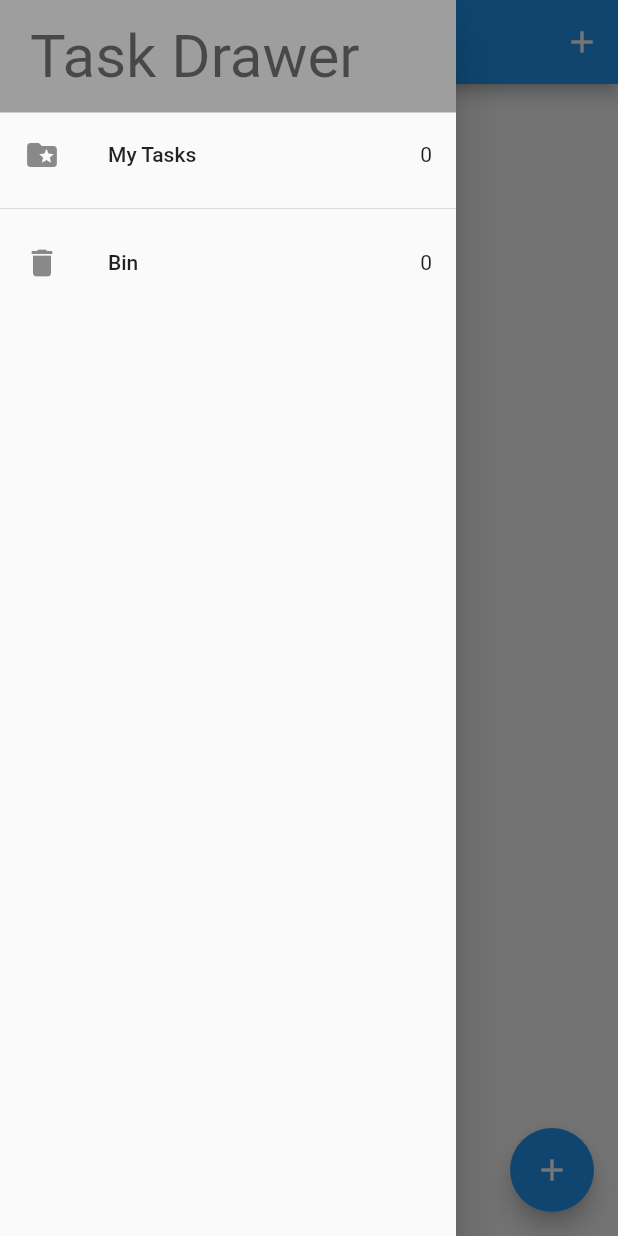
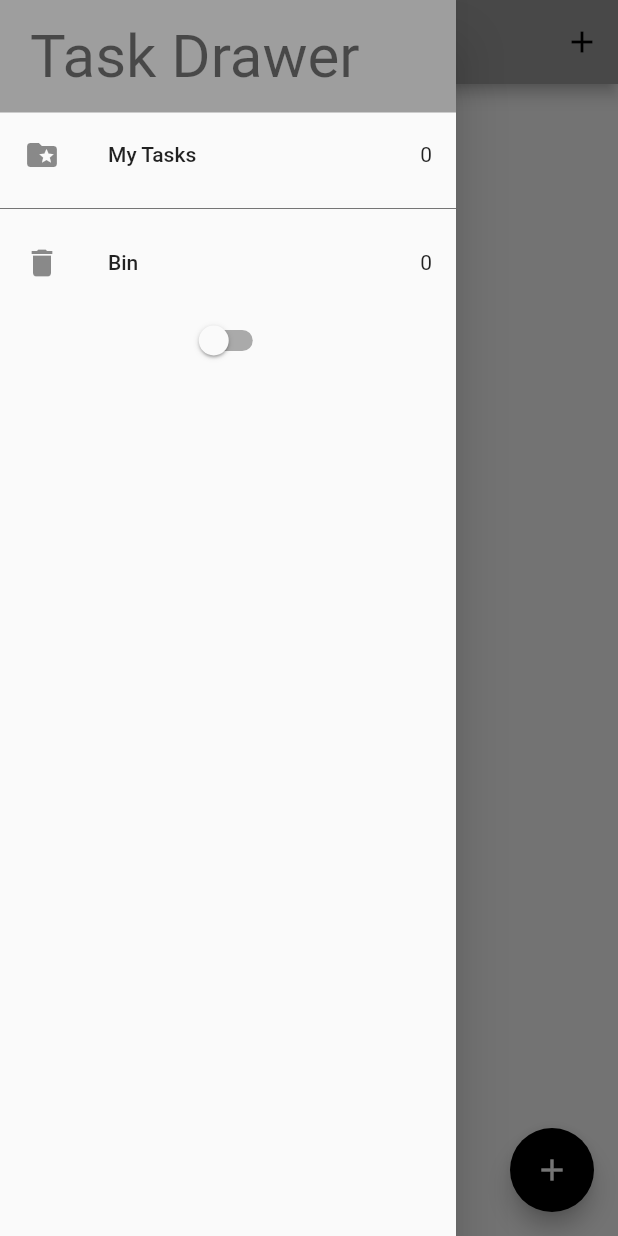
Before and after one commit to Don-sunny/Task-App, a Flutter app: the screen it shows after launch, with the side drawer open, on a phone screen of 412 x 824 dp. Run offline on Flutter 3.47's test engine with Material 3 defaults, Android fonts, the light colour scheme and no system bars; our stand-ins replace bloc, equatable, flutter_bloc, hydrated_bloc.

Commit message:
themes applied using block

```diff
--- a/lib/blocs/bolc_exports.dart
+++ b/lib/blocs/bolc_exports.dart
@@ -1,3 +1,4 @@
-export './bloc/task_bloc.dart';
+export './task_bloc/task_bloc.dart';
 export 'package:flutter_bloc/flutter_bloc.dart';
 export 'package:hydrated_bloc/hydrated_bloc.dart';
+export './switch_bloc/switch_bloc.dart';
--- /dev/null
+++ b/lib/blocs/switch_bloc/switch_bloc.dart
@@ -0,0 +1,32 @@
+import 'package:bloc/bloc.dart';
+import 'package:equatable/equatable.dart';
+import 'package:task_app/blocs/bolc_exports.dart';
+
+part 'switch_event.dart';
+part 'switch_state.dart';
+
+class SwitchBloc extends HydratedBloc<SwitchEvent, SwitchState> {
+  SwitchBloc() : super(const SwitchInitial(switchValue: false)) {
+    on<SwitchOnEvent>((event, emit) {
+      emit(
+        const SwitchState(switchValue: true),
+      );
+    });
+
+    on<SwitchOffEvent>((event, emit) {
+      emit(
+        const SwitchState(switchValue: false),
+      );
+    });
+  }
+
+  @override
+  SwitchState? fromJson(Map<String, dynamic> json) {
+    return SwitchState.fromMap(json);
+  }
+
+  @override
+  Map<String, dynamic>? toJson(SwitchState state) {
+    return state.toMap();
+  }
+}
--- /dev/null
+++ b/lib/blocs/switch_bloc/switch_event.dart
@@ -0,0 +1,12 @@
+part of 'switch_bloc.dart';
+
+abstract class SwitchEvent extends Equatable {
+  const SwitchEvent();
+
+  @override
+  List<Object> get props => [];
+}
+
+class SwitchOnEvent extends SwitchEvent {}
+
+class SwitchOffEvent extends SwitchEvent {}
--- /dev/null
+++ b/lib/blocs/switch_bloc/switch_state.dart
@@ -0,0 +1,29 @@
+part of 'switch_bloc.dart';
+
+class SwitchState extends Equatable {
+  final bool switchValue;
+  const SwitchState({
+    required this.switchValue,
+  });
+
+  @override
+  List<Object> get props => [switchValue];
+
+  Map<String, dynamic> toMap() {
+    return {
+      'switchValue': switchValue,
+    };
+  }
+
+  factory SwitchState.fromMap(Map<String, dynamic> map) {
+    return SwitchState(
+      switchValue: map['switchValue'] ?? false,
+    );
+  }
+}
+
+class SwitchInitial extends SwitchState {
+  const SwitchInitial({
+    required super.switchValue,
+  });
+}
--- a/lib/blocs/bloc/task_bloc.dart
+++ b/lib/blocs/task_bloc/task_bloc.dart
@@ -9,9 +9,13 @@ class TaskBloc extends HydratedBloc<TaskEvent, TaskState> {
   TaskBloc() : super(const TaskState()) {
     on<AddTask>(_onAddTask);
     on<UpdateTask>(_onUpdateTask);
-    on<DeleteTask>(_onDeleteTask);
+    on<DeleteTask>(
+        _onDeleteTask); // these lines register event handler functions. this is used to  map each even type to specific handler function.
     on<Removetask>(_onRemoveTask);
   }
+
+  //this is an event handler function for the addTask  when an addTask event is dispathced this function is called to  update the state of  the bloc
+  // it takes two argument 'event' which is the specific event object,and 'emit' which is a function provided by the bloc library to emit new  state.
 
   void _onAddTask(AddTask event, Emitter<TaskState> emit) {
     final state = this.state;
--- a/lib/main.dart
+++ b/lib/main.dart
@@ -3,6 +3,7 @@ import 'package:path_provider/path_provider.dart';
 import 'package:task_app/blocs/bolc_exports.dart';
 import 'package:task_app/screens/task_screen.dart';
 import 'package:task_app/services/app_router.dart';
+import 'package:task_app/services/app_theme.dart';
 
 void main() async {
   WidgetsFlutterBinding.ensureInitialized();
@@ -20,17 +21,28 @@ class MyApp extends StatelessWidget {
 
   @override
   Widget build(BuildContext context) {
-    return BlocProvider(
-      create: (context) => TaskBloc(),
-      child: MaterialApp(
-        debugShowCheckedModeBanner: false,
-        title: 'Flutter Task App',
-        theme: ThemeData(
-          useMaterial3: false,
-          primarySwatch: Colors.blue,
+    return MultiBlocProvider(
+      providers: [
+        BlocProvider(
+          create: (context) => TaskBloc(),
         ),
-        home: const TaskScreen(),
-        onGenerateRoute: appRouter.ongenerateRoute,
+        BlocProvider(
+          create: (context) => SwitchBloc(),
+        )
+      ],
+      child: BlocBuilder<SwitchBloc, SwitchState>(
+        builder: (context, state) {
+          print(state.switchValue.toString());
+          return MaterialApp(
+            debugShowCheckedModeBanner: false,
+            title: 'Flutter Task App',
+            theme: state.switchValue
+                ? AppThemes.appThemeData[AppTheme.darkTheme]
+                : AppThemes.appThemeData[AppTheme.lightTheme],
+            home: const TaskScreen(),
+            onGenerateRoute: appRouter.ongenerateRoute,
+          );
+        },
       ),
     );
   }
--- a/lib/screens/my_drawer.dart
+++ b/lib/screens/my_drawer.dart
@@ -3,9 +3,14 @@ import 'package:task_app/blocs/bolc_exports.dart';
 import 'package:task_app/screens/recycle_bin.dart';
 import 'package:task_app/screens/task_screen.dart';
 
-class MyDrawer extends StatelessWidget {
+class MyDrawer extends StatefulWidget {
   const MyDrawer({super.key});
 
+  @override
+  State<MyDrawer> createState() => _MyDrawerState();
+}
+
+class _MyDrawerState extends State<MyDrawer> {
   @override
   Widget build(BuildContext context) {
     return SafeArea(
@@ -24,7 +29,8 @@ class MyDrawer extends StatelessWidget {
             BlocBuilder<TaskBloc, TaskState>(
               builder: (context, state) {
                 return GestureDetector(
-                  onTap: () => Navigator.of(context).pushNamed(TaskScreen.id),
+                  onTap: () =>
+                      Navigator.of(context).pushReplacementNamed(TaskScreen.id),
                   child: ListTile(
                     leading: const Icon(Icons.folder_special),
                     title: const Text('My Tasks'),
@@ -37,12 +43,25 @@ class MyDrawer extends StatelessWidget {
             BlocBuilder<TaskBloc, TaskState>(
               builder: (context, state) {
                 return GestureDetector(
-                  onTap: () => Navigator.of(context).pushNamed(RecycleBin.id),
+                  onTap: () =>
+                      Navigator.of(context).pushReplacementNamed(RecycleBin.id),
                   child: ListTile(
                     leading: const Icon(Icons.delete),
                     title: const Text('Bin'),
                     trailing: Text('${state.removedTasks.length}'),
                   ),
+                );
+              },
+            ),
+            BlocBuilder<SwitchBloc, SwitchState>(
+              builder: (context, state) {
+                return Switch(
+                  value: state.switchValue,
+                  onChanged: (newValue) {
+                    newValue
+                        ? context.read<SwitchBloc>().add(SwitchOnEvent())
+                        : context.read<SwitchBloc>().add(SwitchOffEvent());
+                  },
                 );
               },
             )
--- /dev/null
+++ b/lib/services/app_theme.dart
@@ -0,0 +1,60 @@
+import 'package:flutter/material.dart';
+
+enum AppTheme {
+  lightTheme,
+  darkTheme,
+}
+
+class AppThemes {
+  static final appThemeData = {
+    AppTheme.darkTheme: ThemeData(
+      useMaterial3: false,
+      primarySwatch: Colors.grey,
+      primaryColor: Colors.black,
+      brightness: Brightness.dark,
+      backgroundColor: const Color(0xFF212121),
+      dividerColor: Colors.black54,
+      floatingActionButtonTheme: const FloatingActionButtonThemeData(
+        backgroundColor: Colors.white,
+      ),
+      textButtonTheme: TextButtonThemeData(
+        style: ButtonStyle(
+          foregroundColor: MaterialStateProperty.all(Colors.white),
+        ),
+      ),
+      textTheme: const TextTheme(
+        titleMedium: TextStyle(color: Colors.white),
+      ),
+      bottomNavigationBarTheme: const BottomNavigationBarThemeData(
+          backgroundColor: Colors.grey, unselectedItemColor: Colors.white),
+    ),
+
+    //
+    //
+
+    AppTheme.lightTheme: ThemeData(
+      useMaterial3: false,
+      primarySwatch: Colors.grey,
+      primaryColor: Colors.white,
+      brightness: Brightness.light,
+      backgroundColor: const Color(0xFFE5E5E5),
+      dividerColor: const Color(0xff757575),
+      floatingActionButtonTheme: const FloatingActionButtonThemeData(
+        backgroundColor: Colors.black,
+        foregroundColor: Colors.white,
+      ),
+      textButtonTheme: TextButtonThemeData(
+        style: ButtonStyle(
+          foregroundColor: MaterialStateProperty.all(Colors.black),
+        ),
+      ),
+      textTheme: const TextTheme(
+        titleMedium: TextStyle(color: Colors.black),
+      ),
+      bottomNavigationBarTheme: const BottomNavigationBarThemeData(
+          backgroundColor: Colors.grey,
+          selectedItemColor: Colors.black,
+          unselectedItemColor: Colors.white),
+    ),
+  };
+}
--- a/lib/widgets/task_tile.dart
+++ b/lib/widgets/task_tile.dart
@@ -1,5 +1,4 @@
 import 'package:flutter/material.dart';
-import 'package:task_app/blocs/bloc/task_bloc.dart';
 import 'package:task_app/blocs/bolc_exports.dart';
 import 'package:task_app/models/task.dart';
 
@@ -28,9 +27,11 @@ class TaskTile extends StatelessWidget {
         ),
         trailing: Checkbox(
           value: task.isDone,
-          onChanged: (value) {
-            context.read<TaskBloc>().add(UpdateTask(task: task));
-          },
+          onChanged: task.isDeleted == false
+              ? (value) {
+                  context.read<TaskBloc>().add(UpdateTask(task: task));
+                }
+              : null,
         ),
         onLongPress: () => _removeOrDeleteTask(context, task));
   }
```
Also changed, not shown: lib/blocs/task_bloc/task_event.dart (renamed from lib/blocs/bloc/task_event.dart), lib/blocs/task_bloc/task_state.dart (renamed from lib/blocs/bloc/task_state.dart).
